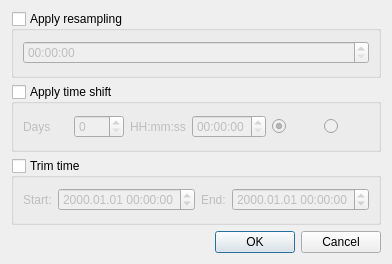
First picture: the form in tse_analytics/views/datasets/adjust_dataset_dialog.ui, repository TSE-Systems/tse-analytics, before the edit.
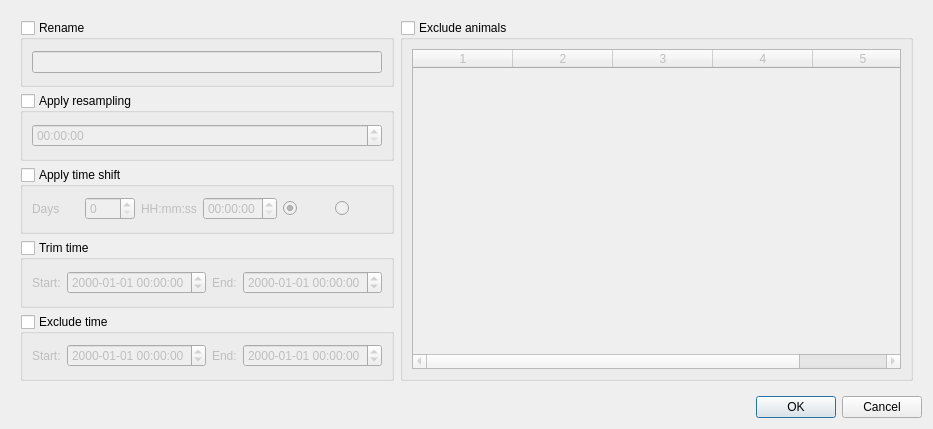
Second picture: the form after the edit. Icons and pictures are not drawn.

Commit message: - New    -- Toolbar introduced in "Datasets" widget. - Change -- "Tools" menu item removed from the main menu. - Change -- Refactored "Adjust Dataset" dialog UI and workflow. - Change -- Refactored "About" widget.

What changed in the file:
```diff
--- a/tse_analytics/views/datasets/adjust_dataset_dialog.ui
+++ b/tse_analytics/views/datasets/adjust_dataset_dialog.ui
@@ -7,8 +7,8 @@
    <rect>
     <x>0</x>
     <y>0</y>
-    <width>362</width>
-    <height>264</height>
+    <width>933</width>
+    <height>429</height>
    </rect>
   </property>
   <property name="windowTitle">
@@ -16,6 +16,48 @@
   </property>
   <layout class="QVBoxLayout" name="verticalLayout">
    <item>
+    <widget class="QWidget" name="widgetMain" native="true">
+     <layout class="QHBoxLayout" name="horizontalLayout_4">
+      <item>
+       <widget class="QWidget" name="widgetLeft" native="true">
+        <property name="sizePolicy">
+         <sizepolicy hsizetype="Fixed" vsizetype="Preferred">
+          <horstretch>0</horstretch>
+          <verstretch>0</verstretch>
+         </sizepolicy>
+        </property>
+        <layout class="QVBoxLayout" name="verticalLayout_4">
+         <property name="leftMargin">
+          <number>0</number>
+         </property>
+         <property name="topMargin">
+          <number>0</number>
+         </property>
+         <property name="rightMargin">
+          <number>0</number>
+         </property>
+         <property name="bottomMargin">
+          <number>0</number>
+         </property>
+         <item>
+          <widget class="QGroupBox" name="groupBoxRename">
+           <property name="title">
+            <string>Rename</string>
+           </property>
+           <property name="checkable">
+            <bool>true</bool>
+           </property>
+           <property name="checked">
+            <bool>false</bool>
+           </property>
+           <layout class="QVBoxLayout" name="verticalLayout_3">
+            <item>
+             <widget class="QLineEdit" name="lineEditName"/>
+            </item>
+           </layout>
+          </widget>
+         </item>
+         <item>
     <widget class="QGroupBox" name="groupBoxResampling">
      <property name="title">
       <string>Apply resampling</string>
@@ -124,7 +166,7 @@
       <item>
        <widget class="QDateTimeEdit" name="dateTimeEditStart">
         <property name="displayFormat">
-         <string>yyyy.MM.dd HH:mm:ss</string>
+               <string>yyyy-MM-dd HH:mm:ss</string>
         </property>
        </widget>
       </item>
@@ -138,8 +180,112 @@
       <item>
        <widget class="QDateTimeEdit" name="dateTimeEditEnd">
         <property name="displayFormat">
-         <string>yyyy.MM.dd HH:mm:ss</string>
-        </property>
+               <string>yyyy-MM-dd HH:mm:ss</string>
+              </property>
+             </widget>
+            </item>
+           </layout>
+          </widget>
+         </item>
+         <item>
+          <widget class="QGroupBox" name="groupBoxExcludeTime">
+           <property name="title">
+            <string>Exclude time</string>
+           </property>
+           <property name="checkable">
+            <bool>true</bool>
+           </property>
+           <property name="checked">
+            <bool>false</bool>
+           </property>
+           <layout class="QHBoxLayout" name="horizontalLayout_3">
+            <item>
+             <widget class="QLabel" name="labelExcludeTimeStart">
+              <property name="text">
+               <string>Start:</string>
+              </property>
+             </widget>
+            </item>
+            <item>
+             <widget class="QDateTimeEdit" name="dateTimeEditExcludeStart">
+              <property name="displayFormat">
+               <string>yyyy-MM-dd HH:mm:ss</string>
+              </property>
+             </widget>
+            </item>
+            <item>
+             <widget class="QLabel" name="labelExcludeTimeEnd">
+              <property name="text">
+               <string>End:</string>
+              </property>
+             </widget>
+            </item>
+            <item>
+             <widget class="QDateTimeEdit" name="dateTimeEditExcludeEnd">
+              <property name="displayFormat">
+               <string>yyyy-MM-dd HH:mm:ss</string>
+              </property>
+             </widget>
+            </item>
+           </layout>
+          </widget>
+         </item>
+        </layout>
+       </widget>
+      </item>
+      <item>
+       <widget class="QGroupBox" name="groupBoxExcludeAnimals">
+        <property name="title">
+         <string>Exclude animals</string>
+        </property>
+        <property name="checkable">
+         <bool>true</bool>
+        </property>
+        <property name="checked">
+         <bool>false</bool>
+        </property>
+        <layout class="QVBoxLayout" name="verticalLayout_5">
+         <item>
+          <widget class="QTableWidget" name="tableWidgetAnimals">
+           <property name="editTriggers">
+            <set>QAbstractItemView::NoEditTriggers</set>
+           </property>
+           <property name="selectionMode">
+            <enum>QAbstractItemView::MultiSelection</enum>
+           </property>
+           <property name="selectionBehavior">
+            <enum>QAbstractItemView::SelectRows</enum>
+           </property>
+           <property name="verticalScrollMode">
+            <enum>QAbstractItemView::ScrollPerPixel</enum>
+           </property>
+           <property name="horizontalScrollMode">
+            <enum>QAbstractItemView::ScrollPerPixel</enum>
+           </property>
+           <property name="sortingEnabled">
+            <bool>true</bool>
+           </property>
+           <property name="columnCount">
+            <number>6</number>
+           </property>
+           <attribute name="verticalHeaderVisible">
+            <bool>false</bool>
+           </attribute>
+           <attribute name="verticalHeaderMinimumSectionSize">
+            <number>20</number>
+           </attribute>
+           <attribute name="verticalHeaderDefaultSectionSize">
+            <number>20</number>
+           </attribute>
+           <column/>
+           <column/>
+           <column/>
+           <column/>
+           <column/>
+           <column/>
+          </widget>
+         </item>
+        </layout>
        </widget>
       </item>
      </layout>
```
Left out of the diff: 4 changed lines with no effect on the pictures. Lines whose indentation alone changed are shown as unchanged. The commit also changes 23 other files.
